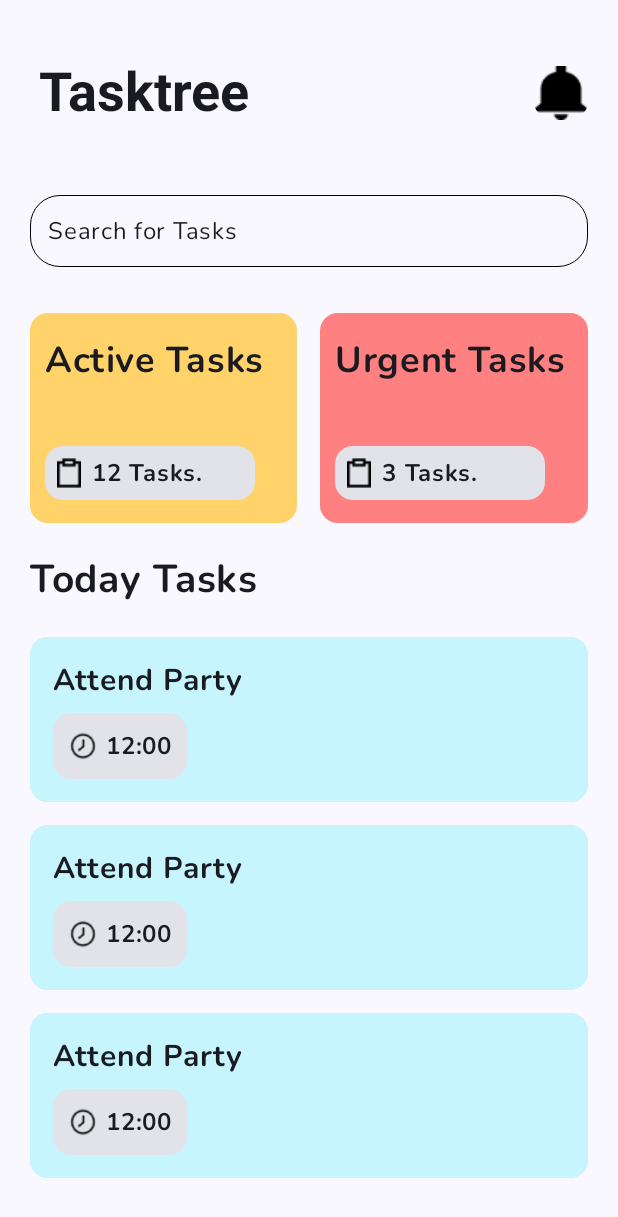
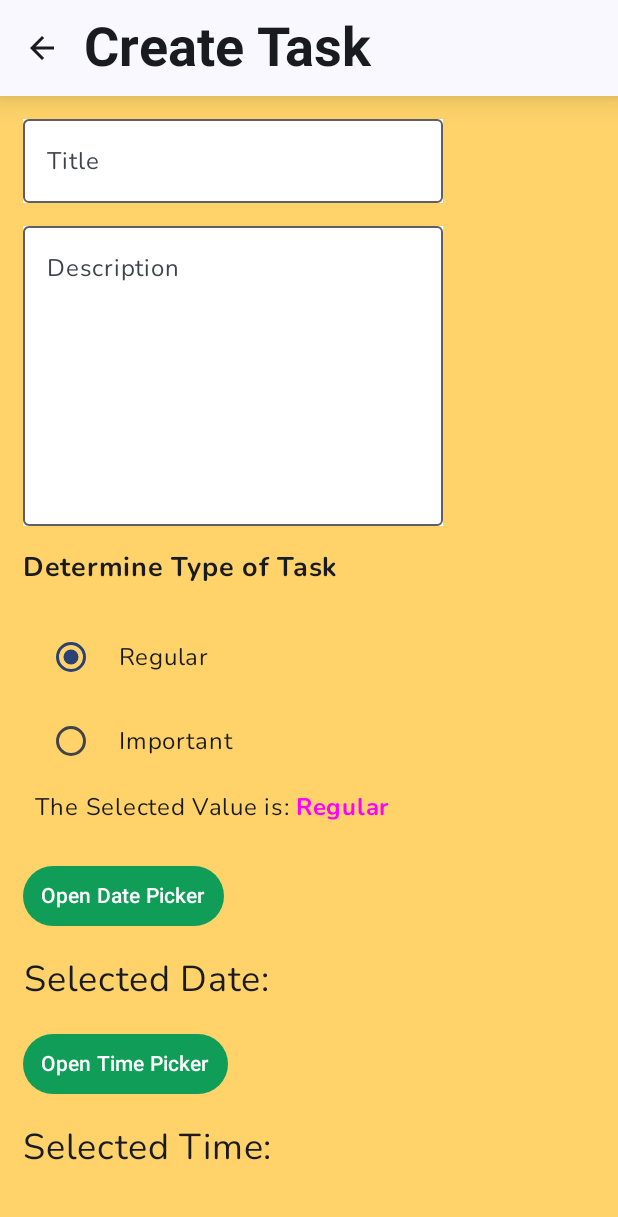
Before and after one commit to KenzieFu/TaskApp, an Android app built with Jetpack Compose: the screen it shows after launch (MainActivity), after a tap on "NotifButton", on a phone screen of 412 x 824 dp. Shown: the top 1217 px of the screen. Run offline under Robolectric (Android 15) with nearby library versions, the phone set to English and light mode, and no system bars.

Commit message:
All Layout Almost Finished

```diff
--- a/app/build.gradle.kts
+++ b/app/build.gradle.kts
@@ -53,6 +53,8 @@ dependencies {
     //Navigasi
     val nav_version = "2.7.5"
     implementation("androidx.navigation:navigation-compose:$nav_version")
+    //Date
+    implementation ("androidx.compose.material3:material3:1.2.0-alpha02")
 
     implementation("androidx.core:core-ktx:1.9.0")
     implementation("androidx.lifecycle:lifecycle-runtime-ktx:2.6.2")
--- /dev/null
+++ b/app/src/main/java/com/example/taskapp/CreateScreen.kt
@@ -0,0 +1,36 @@
+package com.example.taskapp
+
+import androidx.compose.foundation.background
+import androidx.compose.foundation.gestures.scrollable
+import androidx.compose.foundation.layout.Column
+import androidx.compose.foundation.layout.fillMaxHeight
+import androidx.compose.foundation.layout.fillMaxSize
+import androidx.compose.foundation.layout.padding
+import androidx.compose.foundation.rememberScrollState
+import androidx.compose.foundation.verticalScroll
+import androidx.compose.runtime.Composable
+import androidx.compose.ui.Modifier
+import androidx.compose.ui.res.colorResource
+import androidx.compose.ui.tooling.preview.Preview
+import androidx.compose.ui.unit.dp
+import com.example.taskapp.ui.util.TaskForm
+
+@Composable
+fun CreateScreen(navigateUp:()->Unit,modifier: Modifier){
+    Column(
+        modifier= modifier.verticalScroll(rememberScrollState())
+            .background(colorResource(R.color.pale_orange)).fillMaxSize()
+            .padding(15.dp, 15.dp)
+    ) {
+        TaskForm(navigateUp=navigateUp)
+    }
+}
+
+@Preview
+@Composable
+fun CreatePreview(){
+    Column(modifier = Modifier.fillMaxSize().background(colorResource(R.color.pale_orange))) {
+        CreateScreen(navigateUp={},modifier = Modifier)
+    }
+
+}
--- a/app/src/main/java/com/example/taskapp/TaskApp.kt
+++ b/app/src/main/java/com/example/taskapp/TaskApp.kt
@@ -3,6 +3,7 @@ package com.example.taskapp
 import android.graphics.drawable.Icon
 import android.util.Log
 import androidx.annotation.StringRes
+import androidx.compose.foundation.clickable
 import androidx.compose.foundation.layout.Arrangement
 import androidx.compose.foundation.layout.Column
 import androidx.compose.foundation.layout.Row
@@ -48,6 +49,9 @@ import com.example.taskapp.ui.util.TaskItemCard
 enum class TaskScreen(@StringRes val title :Int?){
     TaskHomeScreen(title = R.string.app_bar),
     TaskSearchScreen(title = null),
+    TaskDetailScreen(title = R.string.detail_screen),
+    CreateTaskScreen(title=R.string.create_screen),
+    EditTaskScreen(title=R.string.create_screen)
 
 }
 
@@ -62,6 +66,7 @@ enum class TaskScreen(@StringRes val title :Int?){
     )
     Scaffold(
         topBar ={ TopTaskBar(
+            navigateToCreate={navController.navigate(TaskScreen.CreateTaskScreen.name)},
             current=currentRoute,
             navigateUp={navController.navigateUp()},
             canNavigateUp = navController.previousBackStackEntry !=null,
@@ -70,14 +75,29 @@ enum class TaskScreen(@StringRes val title :Int?){
             else
             Modifier.fillMaxWidth()
         )}
+
     ) {pad->
         NavHost(navController = navController,
             startDestination = TaskScreen.TaskHomeScreen.name ){
            composable(TaskScreen.TaskHomeScreen.name){
-               TaskHomeScreen(navController=navController,modifier = Modifier.padding(pad))
+               TaskHomeScreen(
+                   navigateToSearch = {navController.navigate(TaskScreen.TaskSearchScreen.name)},
+                   clickItemDetail = {navController.navigate(TaskScreen.TaskDetailScreen.name)},
+                   modifier = Modifier.padding(pad))
            }
             composable(TaskScreen.TaskSearchScreen.name){
-                SearchTaskScreen(modifier = Modifier.padding(pad))
+                SearchTaskScreen(
+                    clickItemDetail = {navController.navigate(TaskScreen.TaskDetailScreen.name)},
+                    modifier = Modifier.padding(pad))
+            }
+            composable(TaskScreen.TaskDetailScreen.name){
+                TaskDetailScreen(modifier = Modifier.padding(pad))
+            }
+            composable(TaskScreen.CreateTaskScreen.name){
+                CreateScreen(navigateUp = {navController.navigateUp()}, modifier = Modifier.padding(pad))
+            }
+            composable(TaskScreen.EditTaskScreen.name){
+                EditScreen(navigateUp = {navController.navigateUp()}, modifier = Modifier.padding(pad))
             }
         }
 
@@ -88,8 +108,11 @@ enum class TaskScreen(@StringRes val title :Int?){
 
 @OptIn(ExperimentalMaterial3Api::class)
 @Composable
-private fun TopTaskBar(modifier: Modifier,navigateUp:()->Unit,
-                       canNavigateUp:Boolean,current:TaskScreen){
+private fun TopTaskBar(navigateToCreate:()->Unit,
+                       modifier: Modifier,
+                       navigateUp:()->Unit,
+                       canNavigateUp:Boolean,
+                       current:TaskScreen){
 
     TopAppBar(
         modifier = if(current == TaskScreen.TaskHomeScreen)modifier
@@ -118,7 +141,7 @@ private fun TopTaskBar(modifier: Modifier,navigateUp:()->Unit,
         actions = {
             Row {
                 if(!canNavigateUp)
-                IconButton(onClick = { /*TODO*/ }) {
+                IconButton(onClick = { navigateToCreate() }) {
                     Icon(
                         modifier = Modifier.size(36.dp),
                         tint = Color.Black,
@@ -142,14 +165,18 @@ private fun TopTaskBar(modifier: Modifier,navigateUp:()->Unit,
 }
 
 @Composable
-private fun TaskHomeScreen(navController: NavController,modifier: Modifier){
+private fun TaskHomeScreen(
+    navigateToSearch:()->Unit,
+    clickItemDetail:()->Unit,
+
+    modifier: Modifier){
     Column(modifier = modifier
         .padding(20.dp, 15.dp)
         .fillMaxHeight()) {
          SearchBar(onClick={
-             Log.d("Hi","Hi")
-             navController.navigate(TaskScreen.TaskSearchScreen.name)
-         },inputKey = "halo", modifier = Modifier
+
+            navigateToSearch()
+         },inputKey = "Search for tasks", modifier = Modifier
              .fillMaxWidth()
              .padding(0.dp, 5.dp))
         Spacer(modifier = Modifier.height(20.dp))
@@ -168,7 +195,8 @@ private fun TaskHomeScreen(navController: NavController,modifier: Modifier){
             items(3){
                 TaskItemCard(modifier = Modifier
                     .fillMaxWidth()
-                    .height(110.dp))
+                    .height(110.dp)
+                    .clickable { clickItemDetail() })
             }
         }
 
@@ -198,5 +226,5 @@ fun TaskCardSection(){
 @Preview(showBackground = true)
 @Composable
 private fun TaskAppPreview(){
-    TaskApp(modifier= Modifier.fillMaxSize())
+    TaskApp( modifier= Modifier.fillMaxSize())
 }
--- /dev/null
+++ b/app/src/main/java/com/example/taskapp/ui/util/TaskForm.kt
@@ -0,0 +1,201 @@
+package com.example.taskapp.ui.util
+
+import android.app.DatePickerDialog
+import android.app.TimePickerDialog
+import android.graphics.Paint.Align
+import android.icu.util.Calendar
+import android.widget.Button
+import android.widget.DatePicker
+import androidx.compose.foundation.background
+import androidx.compose.foundation.layout.Arrangement
+import androidx.compose.foundation.layout.Column
+import androidx.compose.foundation.layout.Row
+import androidx.compose.foundation.layout.Spacer
+import androidx.compose.foundation.layout.defaultMinSize
+import androidx.compose.foundation.layout.fillMaxSize
+import androidx.compose.foundation.layout.height
+import androidx.compose.foundation.layout.padding
+import androidx.compose.foundation.layout.size
+import androidx.compose.material3.ButtonDefaults
+
+import androidx.compose.material3.ExperimentalMaterial3Api
+import androidx.compose.material3.OutlinedButton
+import androidx.compose.material3.OutlinedTextField
+import androidx.compose.material3.RadioButton
+import androidx.compose.material3.Text
+import androidx.compose.material3.TextButton
+import androidx.compose.runtime.Composable
+import androidx.compose.runtime.getValue
+import androidx.compose.runtime.mutableStateOf
+import androidx.compose.runtime.remember
+import androidx.compose.runtime.setValue
+import androidx.compose.ui.Alignment
+import androidx.compose.ui.Modifier
+import androidx.compose.ui.graphics.Color
+import androidx.compose.ui.platform.LocalContext
+import androidx.compose.ui.text.SpanStyle
+import androidx.compose.ui.text.buildAnnotatedString
+import androidx.compose.ui.text.font.FontWeight
+import androidx.compose.ui.text.style.TextAlign
+import androidx.compose.ui.text.withStyle
+import androidx.compose.ui.tooling.preview.Preview
+import androidx.compose.ui.unit.dp
+import androidx.compose.ui.unit.sp
+import com.example.taskapp.model.TaskType
+import java.util.Date
+
+@OptIn(ExperimentalMaterial3Api::class)
+@Composable
+fun TaskForm(navigateUp:()->Unit){
+    val mContext = LocalContext.current
+    val mCalendar = Calendar.getInstance()
+    // Declaring integer values
+    // for year, month and day
+    val mYear: Int
+    val mMonth: Int
+    val mDay: Int
+    // Fetching current year, month and day
+    mYear = mCalendar.get(Calendar.YEAR)
+    mMonth = mCalendar.get(Calendar.MONTH)
+    mDay = mCalendar.get(Calendar.DAY_OF_MONTH)
+    val mHour = mCalendar[Calendar.HOUR_OF_DAY]
+    val mMinute = mCalendar[Calendar.MINUTE]
+
+    mCalendar.time = Date()
+
+    var date by remember { mutableStateOf<String>("") }
+
+    // Declaring DatePickerDialog and setting
+    // initial values as current values (present year, month and day)
+    val mDatePickerDialog = DatePickerDialog(
+        mContext,
+        { _: DatePicker, mYear: Int, mMonth: Int, mDayOfMonth: Int ->
+            date = "$mDayOfMonth/${mMonth+1}/$mYear"
+        }, mYear, mMonth, mDay
+    )
+
+    var time by remember { mutableStateOf<String>("") }
+
+    // Creating a TimePicker dialod
+    val mTimePickerDialog = TimePickerDialog(
+        mContext,
+        {_, mHour : Int, mMinute: Int ->
+            time = "$mHour:$mMinute"
+        }, mHour, mMinute, false
+    )
+
+    var title by remember { mutableStateOf<String>("") }
+    var desc by remember { mutableStateOf<String>("") }
+
+
+    var taskType by remember { mutableStateOf<TaskType>(TaskType.Regular) }
+    Column(
+        verticalArrangement = Arrangement.spacedBy(15.dp)
+    ) {
+        //Title
+       OutlinedTextField(
+           value = title,
+           onValueChange ={title=it},
+           maxLines = 1,
+           placeholder = {
+               Text("Title")
+
+           },
+           modifier = Modifier.background(Color.White)
+       )
+        //Desc
+        OutlinedTextField(
+            modifier= Modifier
+                .defaultMinSize(0.dp, 200.dp)
+                .background(Color.White),
+            value = desc,
+            onValueChange ={desc=it},
+            singleLine = false,
+            maxLines = 10,
+            placeholder = {
+                Text("Description")
+            }
+
+        )
+        //Type of Task
+        Text(
+            "Determine Type of Task",
+            fontSize = 18.sp,
+            fontWeight = FontWeight.Bold
+            )
+        Column(
+            modifier = Modifier.padding(8.dp),
+            verticalArrangement = Arrangement.spacedBy(8.dp)
+        ) {
+            enumValues<TaskType>().forEach { type ->
+                Row(verticalAlignment =Alignment.CenterVertically) {
+                    RadioButton(
+                        selected = (type == taskType),
+                        onClick = { taskType = type }
+                    )
+                    Text(
+                        text = type.name,
+                        modifier = Modifier.padding(start = 8.dp)
+                    )
+                }
+            }
+            Text(
+                buildAnnotatedString {
+                    append("The Selected Value is: ")
+                    withStyle(
+                        style = SpanStyle(
+                            fontWeight = FontWeight.Bold,
+                            color = Color.Magenta)
+                    ) {
+                        append(taskType.name)
+                    }
+                }
+            )
+        }
+
+        //Date
+        TextButton(
+            onClick = {
+            mDatePickerDialog.show()
+        }, colors = ButtonDefaults.buttonColors(containerColor = Color(0XFF0F9D58)) ) {
+            Text(text = "Open Date Picker", color = Color.White)
+        }
+        // Displaying
+        // the mDate value in the Text
+        Text(text = "Selected Date: ${date}", fontSize = 24.sp, textAlign = TextAlign.Center)
+        //Time
+        TextButton(onClick = { mTimePickerDialog.show() }, colors = ButtonDefaults.buttonColors(containerColor = Color(0XFF0F9D58))) {
+            Text(text = "Open Time Picker", color = Color.White)
+        }
+
+        // Display selected time
+        Text(text = "Selected Time: ${time}", fontSize = 24.sp)
+
+
+        //Submit
+        Spacer(modifier = Modifier.height(10.dp))
+        Row {
+            OutlinedButton(onClick = { navigateUp() }) {
+                Text(text = "Back")
+            }
+            OutlinedButton(onClick = { /*TODO*/ }) {
+                Text(text = "Submit")
+            }
+        }
+    }
+}
+
+
+
+
+
+@Preview(showBackground = true)
+@Composable
+fun TaskFormPreview(){
+    Column(
+        modifier = Modifier.fillMaxSize()
+    ) {
+        TaskForm(navigateUp = {})
+    }
+
+}
--- a/app/src/main/res/values/strings.xml
+++ b/app/src/main/res/values/strings.xml
@@ -6,7 +6,10 @@
     <string name="urgent_tasks">Urgent Tasks</string>
     <string name="list_of_tasks">List of Tasks</string>
     <string name="search_screen">Search</string>
+    <string name="detail_screen">Task Detail</string>
     <string name="back_button">Back</string>
+    <string name="create_screen">Create Task</string>
+    <string name="edit_screen">Edit Task</string>
     <plurals name="count_tasks">
         <item quantity="one">%d Task.</item>
         <item quantity="other">%d Tasks.</item>
```
Also changed, not shown: app/src/main/java/com/example/taskapp/EditScreen.kt (added, +25 -0 lines), app/src/main/java/com/example/taskapp/SearchTaskScreen.kt (+12 -10 lines), app/src/main/java/com/example/taskapp/TaskDetailScreen.kt (+107 -4 lines), app/src/main/java/com/example/taskapp/ui/util/BoxInfo.kt (added, +45 -0 lines), app/src/main/res/drawable/date.png (added), app/src/main/res/drawable/edit_task.png (added).
